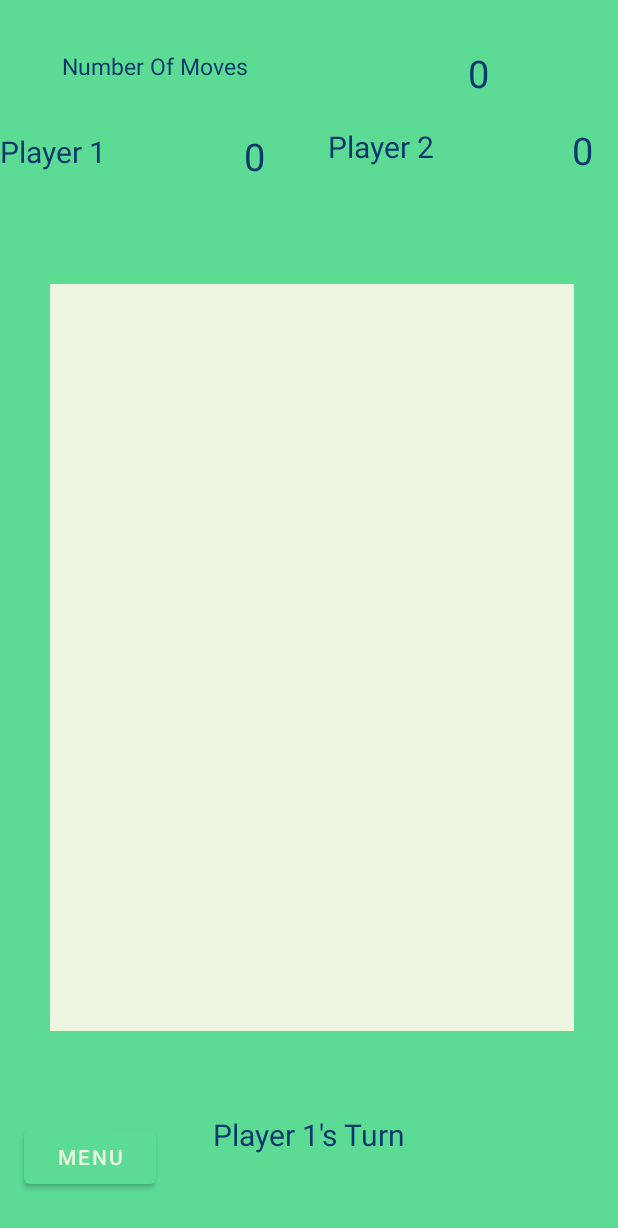
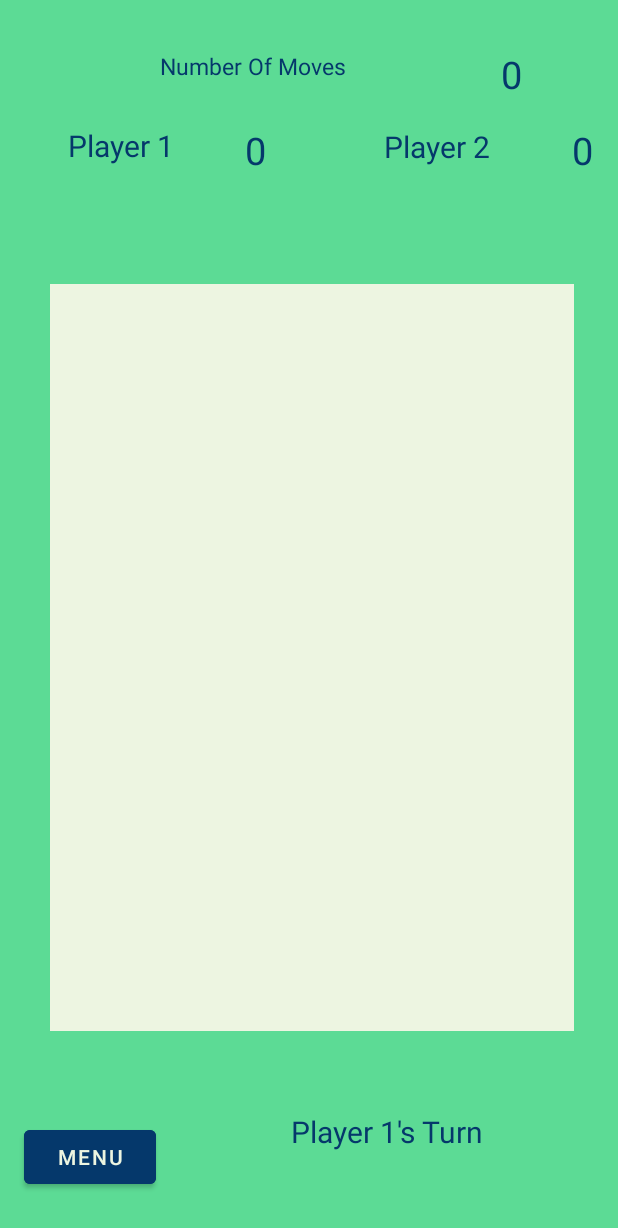
Before and after one commit to tirth2000p/MyApplication475, an Android app: the screen it shows after launch (gamePage), on a phone screen of 412 x 824 dp. Shown: the top 1228 px of the screen. Run offline under Robolectric (Android 15) with nearby library versions, the phone set to English and light mode, and no system bars; Roboto replaces fonts that are not available here; 3 statements that could not run were skipped.

Commit message:
Center Alignment

```diff
--- a/app/src/main/res/layout/activity_game_page.xml
+++ b/app/src/main/res/layout/activity_game_page.xml
@@ -22,18 +22,19 @@
 
     <TextView
         android:id="@+id/counter"
-        android:layout_width="wrap_content"
-        android:layout_height="wrap_content"
+        android:layout_width="44dp"
+        android:layout_height="39dp"
         android:fontFamily="@font/chango"
         android:text="0"
+        android:textAlignment="center"
         android:textColor="@color/colorAccent"
         android:textSize="25sp"
         app:layout_constraintBottom_toBottomOf="parent"
         app:layout_constraintEnd_toEndOf="parent"
-        app:layout_constraintHorizontal_bias="0.784"
+        app:layout_constraintHorizontal_bias="0.866"
         app:layout_constraintStart_toStartOf="parent"
         app:layout_constraintTop_toTopOf="parent"
-        app:layout_constraintVertical_bias="0.04" />
+        app:layout_constraintVertical_bias="0.041" />
 
     <TextView
         android:id="@+id/p1counter"
@@ -41,14 +42,15 @@
         android:layout_height="wrap_content"
         android:fontFamily="@font/chango"
         android:text="0"
+        android:textAlignment="center"
         android:textColor="@color/colorAccent"
         android:textSize="25sp"
         app:layout_constraintBottom_toBottomOf="parent"
         app:layout_constraintEnd_toEndOf="parent"
-        app:layout_constraintHorizontal_bias="0.408"
+        app:layout_constraintHorizontal_bias="0.411"
         app:layout_constraintStart_toStartOf="parent"
         app:layout_constraintTop_toTopOf="parent"
-        app:layout_constraintVertical_bias="0.11" />
+        app:layout_constraintVertical_bias="0.105" />
 
     <TextView
         android:id="@+id/p2counter"
@@ -56,6 +58,7 @@
         android:layout_height="wrap_content"
         android:fontFamily="@font/chango"
         android:text="0"
+        android:textAlignment="center"
         android:textColor="@color/colorAccent"
         android:textSize="25sp"
         app:layout_constraintBottom_toBottomOf="parent"
@@ -71,6 +74,7 @@
         android:layout_height="29dp"
         android:fontFamily="@font/chango"
         android:text="@string/Move"
+        android:textAlignment="center"
         android:textColor="@color/colorAccent"
         android:textSize="15sp"
         app:layout_constraintBottom_toBottomOf="parent"
@@ -86,19 +90,22 @@
         android:layout_height="wrap_content"
         android:fontFamily="@font/chango"
         android:text="@string/Turn"
+        android:textAlignment="center"
         android:textColor="@color/colorAccent"
         android:textSize="20sp"
         app:layout_constraintBottom_toBottomOf="parent"
         app:layout_constraintEnd_toEndOf="parent"
+        app:layout_constraintHorizontal_bias="0.685"
         app:layout_constraintStart_toStartOf="parent"
         app:layout_constraintTop_toTopOf="parent"
-        app:layout_constraintVertical_bias="0.932" />
+        app:layout_constraintVertical_bias="0.93" />
 
     <Button
         android:id="@+id/GameMenu"
         android:layout_width="wrap_content"
         android:layout_height="wrap_content"
         android:text="@string/Menu"
+        android:backgroundTint="@color/colorAccent"
         app:layout_constraintBottom_toBottomOf="parent"
         app:layout_constraintEnd_toEndOf="parent"
         app:layout_constraintHorizontal_bias="0.05"
@@ -108,10 +115,11 @@
 
     <TextView
         android:id="@+id/textP1"
-        android:layout_width="151dp"
-        android:layout_height="31dp"
+        android:layout_width="160dp"
+        android:layout_height="35dp"
         android:fontFamily="@font/chango"
         android:text="@string/Score1"
+        android:textAlignment="center"
         android:textColor="@color/colorAccent"
         android:textSize="20sp"
         app:layout_constraintBottom_toBottomOf="parent"
@@ -119,7 +127,7 @@
         app:layout_constraintHorizontal_bias="0.0"
         app:layout_constraintStart_toStartOf="parent"
         app:layout_constraintTop_toTopOf="parent"
-        app:layout_constraintVertical_bias="0.11" />
+        app:layout_constraintVertical_bias="0.106" />
 
     <TextView
         android:id="@+id/textP2"
@@ -127,6 +135,7 @@
         android:layout_height="34dp"
         android:fontFamily="@font/chango"
         android:text="@string/Score2"
+        android:textAlignment="center"
         android:textColor="@color/colorAccent"
         android:textSize="20sp"
         app:layout_constraintBottom_toBottomOf="parent"
--- a/app/src/main/res/values/strings.xml
+++ b/app/src/main/res/values/strings.xml
@@ -34,6 +34,7 @@
     <string name="Back">Back</string>
     <string name="Draw">Draw!</string>
 
+
     <string-array name="list">
         <item>English</item>
         <item>Español</item>
```
